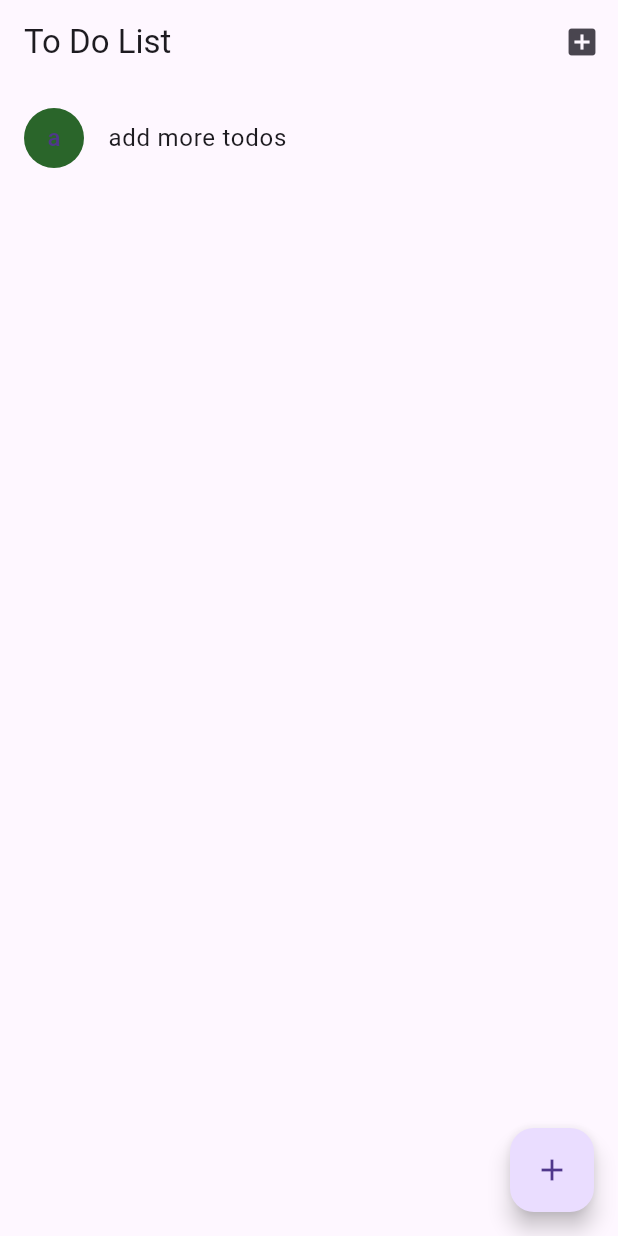
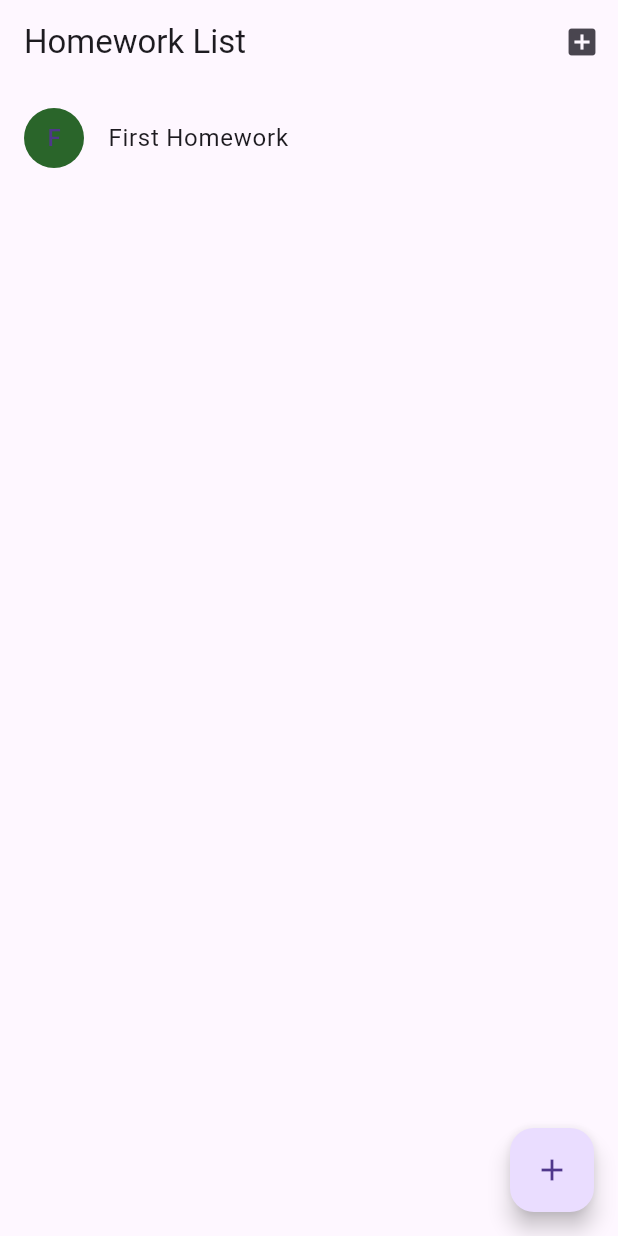
Before and after one commit to tuck3rb/emergency_checklists, a Flutter app: the screen it shows after launch, on a phone screen of 412 x 824 dp. Run offline on Flutter 3.47's test engine with Material 3 defaults, Android fonts, the phone set to English and light mode, and no system bars.

Commit message:
Fixed title

```diff
--- a/to_dont_list/lib/main.dart
+++ b/to_dont_list/lib/main.dart
@@ -15,7 +15,7 @@ class ToDoList extends StatefulWidget {
 
 class _ToDoListState extends State<ToDoList> {
   final List<Course> courses = [const Course(name: "Course", color: Color.fromARGB(255, 42, 101, 42))];
-  final List<Item> items = [const Item(name: "add more todos", course: Course(name: 'Course', color: Color.fromARGB(255, 42, 101, 42)))];
+  final List<Item> items = [const Item(name: "First Homework", course: Course(name: 'Course', color: Color.fromARGB(255, 42, 101, 42)))];
   final _itemSet = <Item>{};
 
   void _handleListChanged(Item item, bool completed) {
@@ -101,7 +101,7 @@ class _ToDoListState extends State<ToDoList> {
   Widget build(BuildContext context) {
     return Scaffold(
         appBar: AppBar(
-          title: const Text('To Do List'),
+          title: const Text('Homework List'),
           actions: <Widget>[
              IconButton(
               icon: const Icon(Icons.add_box),
```
